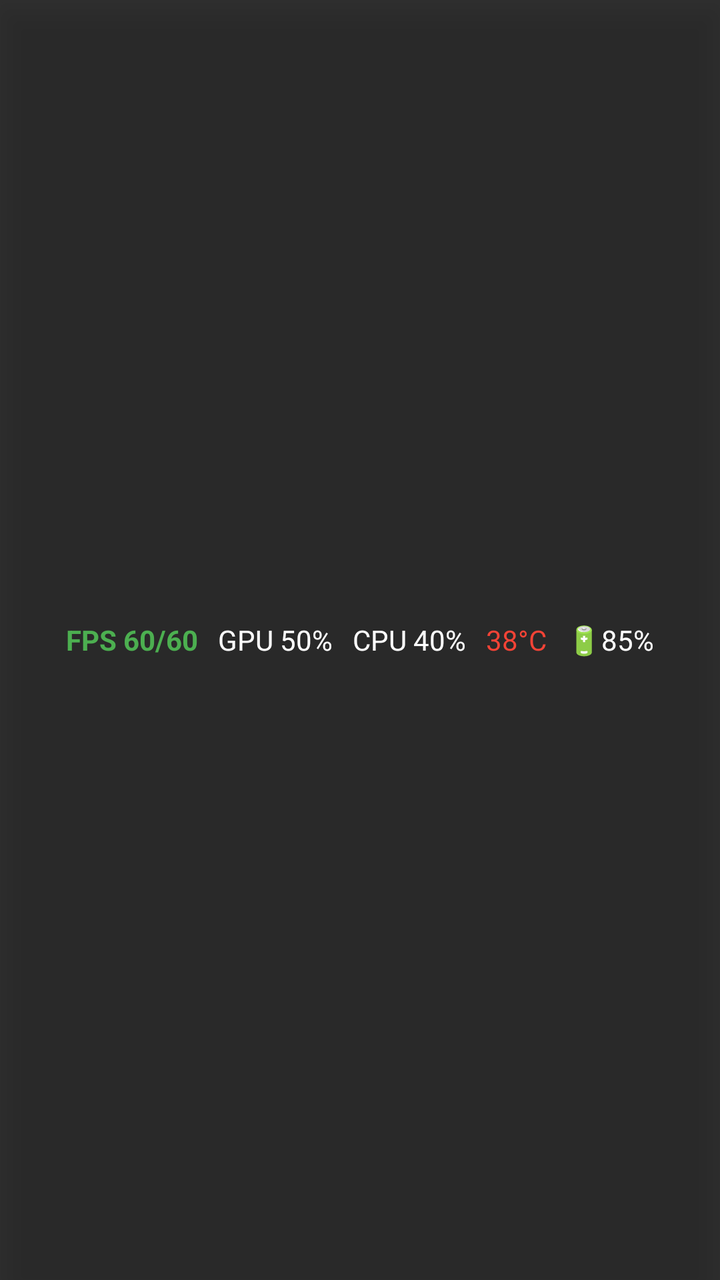
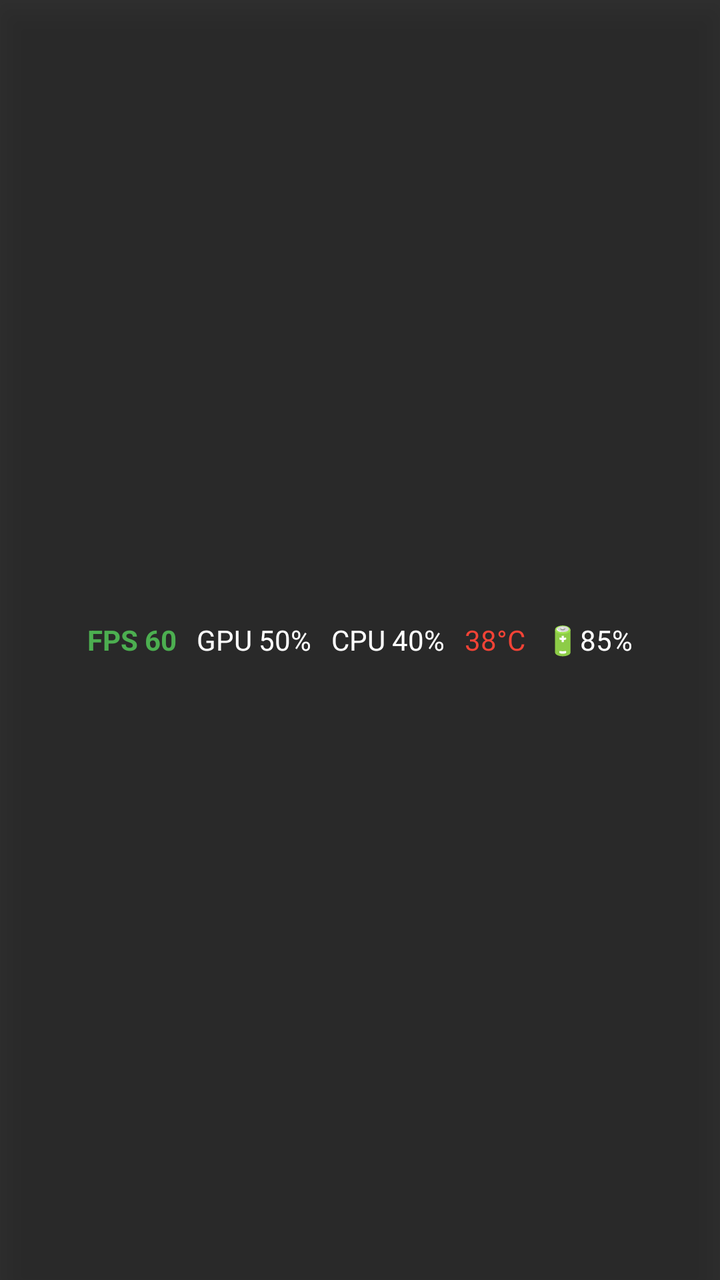

Before-and-after screenshots of an Android layout around one commit, followed by the original layout XML and the change that was made.
<!-- AndroidManifest.xml: application theme Theme.SafetyCore -->
<!-- res/layout/overlay_fps.xml -->
<?xml version="1.0" encoding="utf-8"?>
<LinearLayout xmlns:android="http://schemas.android.com/apk/res/android"
    android:layout_width="wrap_content"
    android:layout_height="wrap_content"
    android:background="#CC000000"
    android:orientation="horizontal"
    android:padding="8dp 12dp"
    android:gravity="center"
    android:elevation="10dp">

    
    <TextView
        android:id="@+id/overlay_fps"
        android:layout_width="wrap_content"
        android:layout_height="wrap_content"
        android:text="FPS 60/60"
        android:textColor="#4CAF50"
        android:textSize="14sp"
        android:textStyle="bold"
        android:layout_marginEnd="10dp"/>

    
    <TextView
        android:id="@+id/overlay_gpu"
        android:layout_width="wrap_content"
        android:layout_height="wrap_content"
        android:text="GPU 50%"
        android:textColor="#FFFFFF"
        android:textSize="14sp"
        android:layout_marginEnd="10dp"/>

    
    <TextView
        android:id="@+id/overlay_cpu"
        android:layout_width="wrap_content"
        android:layout_height="wrap_content"
        android:text="CPU 40%"
        android:textColor="#FFFFFF"
        android:textSize="14sp"
        android:layout_marginEnd="10dp"/>

    
    <TextView
        android:id="@+id/overlay_temp"
        android:layout_width="wrap_content"
        android:layout_height="wrap_content"
        android:text="38°C"
        android:textColor="#F44336"
        android:textSize="14sp"
        android:layout_marginEnd="10dp"/>

    
    <TextView
        android:id="@+id/overlay_battery"
        android:layout_width="wrap_content"
        android:layout_height="wrap_content"
        android:text="🔋85%"
        android:textColor="#FFFFFF"
        android:textSize="14sp"/>

</LinearLayout>
<!-- resources referenced by this layout -->
<resources>
  <style name="Theme.SafetyCore" parent="Theme.AppCompat.Light.DarkActionBar">
          <item name="colorPrimary">#2196F3</item>
          <item name="colorPrimaryDark">#1976D2</item>
          <item name="colorAccent">#FF4081</item>
      </style>
</resources>

<!-- the commit's change to res/layout/overlay_fps.xml (unified diff, before → after) -->
@@ -8,18 +8,16 @@
     android:gravity="center"
     android:elevation="10dp">
 
-    
     <TextView
         android:id="@+id/overlay_fps"
         android:layout_width="wrap_content"
         android:layout_height="wrap_content"
-        android:text="FPS 60/60"
+        android:text="FPS 60"
         android:textColor="#4CAF50"
         android:textSize="14sp"
         android:textStyle="bold"
         android:layout_marginEnd="10dp"/>
 
-    
     <TextView
         android:id="@+id/overlay_gpu"
         android:layout_width="wrap_content"
@@ -29,7 +27,6 @@
         android:textSize="14sp"
         android:layout_marginEnd="10dp"/>
 
-    
     <TextView
         android:id="@+id/overlay_cpu"
         android:layout_width="wrap_content"
@@ -39,7 +36,6 @@
         android:textSize="14sp"
         android:layout_marginEnd="10dp"/>
 
-    
     <TextView
         android:id="@+id/overlay_temp"
         android:layout_width="wrap_content"
@@ -49,7 +45,6 @@
         android:textSize="14sp"
         android:layout_marginEnd="10dp"/>
 
-    
     <TextView
         android:id="@+id/overlay_battery"
         android:layout_width="wrap_content"
